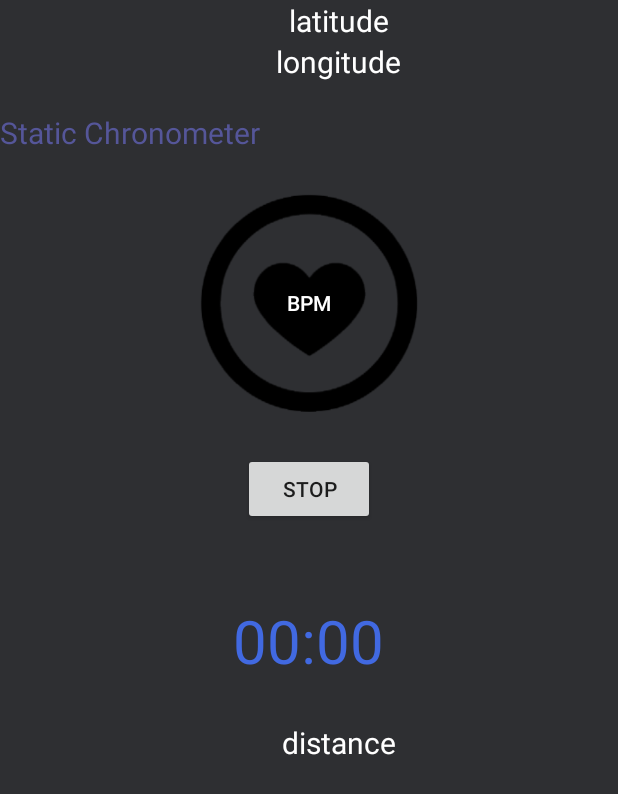
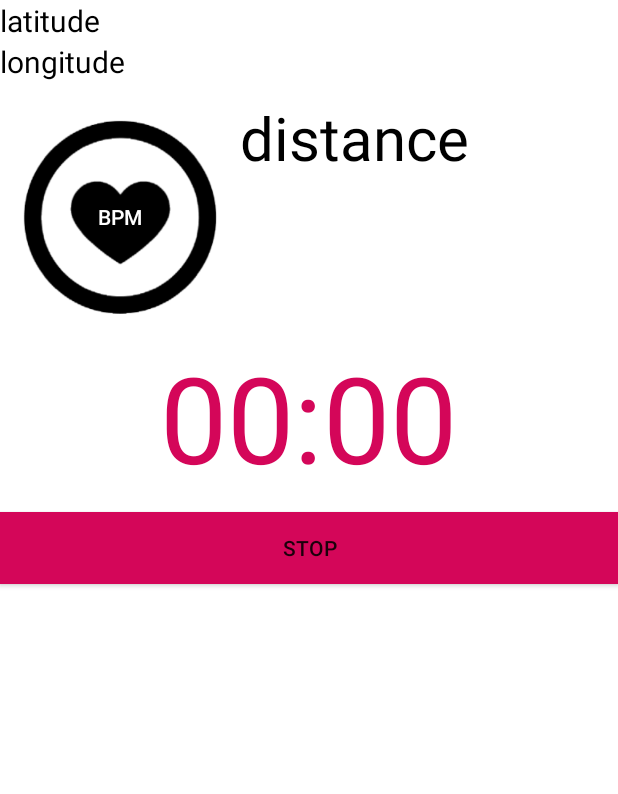
Before and after one commit to olbucaille/Android_Mobility_Project, an Android app: the layout workout.xml on its own in the app's theme, with its tools: preview values and no code run, on a phone screen of 412 x 824 dp. Shown: the top 794 px of the screen. Run offline under Robolectric (Android 15) with nearby library versions, the phone set to English and light mode, and no system bars.

Commit message:
Tests graphiques

```diff
--- a/app/src/main/java/com/andoidapplicationisep/teammobility/android_mobility_project/workout/Workout.java
+++ b/app/src/main/java/com/andoidapplicationisep/teammobility/android_mobility_project/workout/Workout.java
@@ -24,6 +24,7 @@ import com.andoidapplicationisep.teammobility.android_mobility_project.MainActiv
 import com.andoidapplicationisep.teammobility.android_mobility_project.R;
 
 import java.text.DecimalFormat;
+import java.util.ArrayList;
 
 /**
  * Created by Guigui on 08/12/2015.
@@ -38,7 +39,6 @@ import java.text.DecimalFormat;
     float lon_old = 0;
     double dist = 0;
     int beat = 0;
-
     Chronometer focus;
     Button bpm, stop;
 
@@ -93,8 +93,9 @@ import java.text.DecimalFormat;
                     // TODO Auto-generated method stub
                     focus.stop();
                     //time.setText("Durée de l'entrainement : " + focus.getText());
-                    alertDialog.setMessage("Durée de l'entrainement : " + focus.getText() + "\n" + distance.getText());
+                    alertDialog.setMessage("Durée de l'entrainement : " + focus.getText() + "\n" + "Distance parcourue : "+distance.getText());
                     alertDialog.show();
+                    mPlayer.stop();
                     mPlayer.release();
                     run = false;
                 }
@@ -168,7 +169,8 @@ import java.text.DecimalFormat;
                     public void run() {
                         latitude.setText(Float.toString(lat));
                         longitude.setText(Float.toString(lon));
-                        distance.setText("Distance parcourue : " + df.format(dist) + "km");
+                        distance.setText(""+ df.format(dist) + "km");
+
                     }
                 });
                 try {
@@ -216,7 +218,7 @@ import java.text.DecimalFormat;
             public boolean onTouch(View v, MotionEvent event) {
                 switch (event.getAction()) {
                     case MotionEvent.ACTION_DOWN: {
-                        v.getBackground().setColorFilter(0xffff0000, PorterDuff.Mode.SRC_ATOP);
+                        v.getBackground().setColorFilter(0xffd40659, PorterDuff.Mode.SRC_ATOP);
                         v.invalidate();
                         break;
                     }
--- a/app/src/main/res/layout/workout.xml
+++ b/app/src/main/res/layout/workout.xml
@@ -1,84 +1,69 @@
 <?xml version="1.0" encoding="utf-8"?>
-<LinearLayout xmlns:android="http://schemas.android.com/apk/res/android"
-    android:orientation="vertical" android:layout_width="match_parent"
-    android:layout_height="match_parent">
+<RelativeLayout xmlns:android="http://schemas.android.com/apk/res/android"
+    android:orientation="vertical"
+    android:layout_width="fill_parent"
+    android:layout_height="fill_parent"
+    android:background="#ffffff"
+    >
 
     <TextView
         android:id="@+id/latitude"
-        android:layout_width="wrap_content"
+        android:layout_width="fill_parent"
         android:layout_height="wrap_content"
-        android:layout_marginLeft="20dp"
-        android:layout_gravity="center"
         android:textAppearance ="@style/text_title_style"
+        android:textColor="#000000"
         android:text="latitude"/>
     <TextView
         android:id="@+id/longitude"
-        android:layout_width="wrap_content"
+        android:layout_width="fill_parent"
         android:layout_height="wrap_content"
-        android:layout_marginLeft="20dp"
-        android:layout_gravity="center"
+        android:layout_below="@id/latitude"
         android:textAppearance ="@style/text_title_style"
+        android:textColor="#000000"
         android:text="longitude"/>
-    <TextView
-        android:id="@+id/textView1"
-        android:textColor="#555699"
-        android:textSize="20dp"
-        android:layout_width="wrap_content"
-        android:layout_height="wrap_content"
-        android:layout_alignParentTop="true"
-        android:layout_centerHorizontal="true"
-        android:layout_marginTop="20dp"
-        android:text="Static Chronometer" />
 
     <Button
         android:id="@+id/button1"
-        android:layout_width="180dp"
-        android:layout_height="180dp"
-        android:layout_below="@+id/textView1"
-        android:layout_centerHorizontal="true"
+        android:layout_width="160dp"
+        android:layout_height="160dp"
+        android:layout_below="@+id/longitude"
         android:layout_marginTop="10dp"
         android:textColor="#FFFFFF"
         android:text="BPM"
         android:background="@drawable/heartrate"
         android:layout_gravity="center"/>
 
-    <Button
-        android:id="@+id/button2"
-        android:layout_width="wrap_content"
-        android:layout_height="wrap_content"
-        android:layout_below="@+id/button1"
-        android:layout_centerHorizontal="true"
-        android:layout_marginTop="10dp"
-        android:text="Stop"
-        android:layout_gravity="center"/>
-
-    <Chronometer
-        android:id="@+id/chronometer1"
-        android:textColor="#4169E1"
-        android:textSize="40dp"
-        android:layout_width="wrap_content"
-        android:layout_height="wrap_content"
-        android:layout_below="@+id/button5"
-        android:layout_centerHorizontal="true"
-        android:layout_marginTop="50dp"
-        android:text="Chronometer"
-        android:layout_gravity="center"/>
-
-    <TextView
-        android:id="@+id/time"
-        android:layout_width="wrap_content"
-        android:layout_height="wrap_content"
-        android:layout_marginLeft="20dp"
-        android:layout_gravity="center"
-        android:textAppearance ="@style/text_title_style" />
-
     <TextView
         android:id="@+id/distance"
         android:layout_width="wrap_content"
         android:layout_height="wrap_content"
-        android:layout_marginLeft="20dp"
-        android:layout_gravity="center"
+        android:layout_toRightOf="@id/button1"
+        android:layout_alignTop="@id/button1"
         android:textAppearance ="@style/text_title_style"
+        android:textColor="#000000"
+        android:textSize="40dp"
         android:text="distance"/>
 
-</LinearLayout>
+    <Chronometer
+        android:id="@+id/chronometer1"
+        android:textColor="#D40659"
+        android:textSize="80dp"
+        android:layout_width="wrap_content"
+        android:layout_height="wrap_content"
+        android:layout_centerHorizontal="true"
+        android:layout_below="@id/button1"
+        android:text="Chronometer"
+        android:layout_gravity="center"/>
+
+    <Button
+        android:id="@+id/button2"
+        android:layout_width="fill_parent"
+        android:layout_height="wrap_content"
+        android:layout_centerHorizontal="true"
+        android:layout_marginTop="10dp"
+        android:layout_below="@id/chronometer1"
+        android:layout_gravity="center"
+        android:background="#D40659"
+        android:text="Stop"/>
+
+</RelativeLayout>
```
